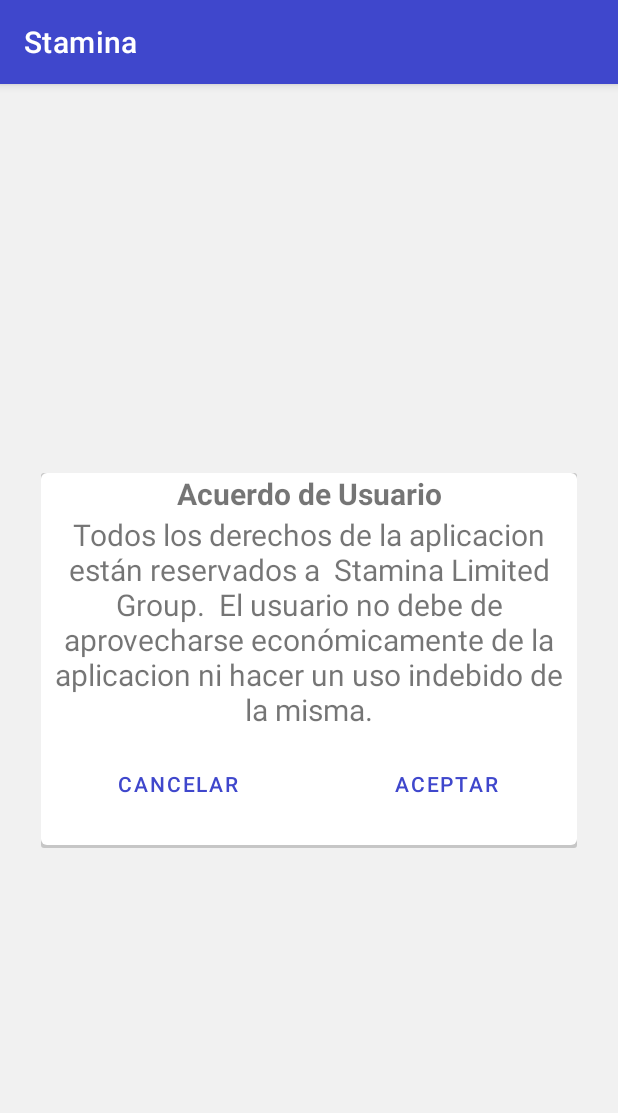
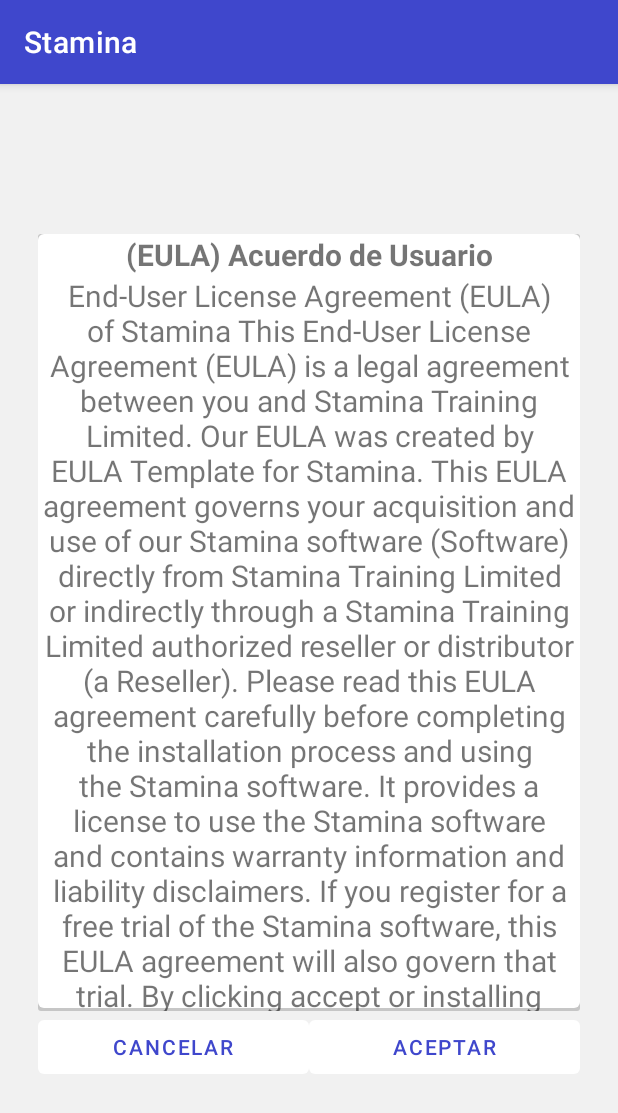
Before and after one commit to stamina-training-limited/stamina, an Android app: the screen it shows after launch (AgreementUser), on a phone screen of 412 x 824 dp. Shown: the top 1113 px of the screen. Run offline under Robolectric (Android 15) with nearby library versions, the phone set to English and light mode, and no system bars.

Commit message:
Actualización de acuerdo de usuario
Se incluye un EULA generado, y se mejora la interfaz que ahora permite realizar scroll

```diff
--- a/app/src/main/res/layout/activity_agreement_user.xml
+++ b/app/src/main/res/layout/activity_agreement_user.xml
@@ -7,8 +7,14 @@
     android:background="#F1F1F1">
 
     <LinearLayout
-        android:layout_width="357dp"
-        android:layout_height="250dp"
+        android:id="@+id/linearLayout"
+        android:layout_width="match_parent"
+        android:layout_height="match_parent"
+        android:layout_marginStart="25dp"
+        android:layout_marginTop="100dp"
+        android:layout_marginEnd="25dp"
+
+        android:layout_marginBottom="150dp"
         android:background="@drawable/border_shadow"
         android:orientation="vertical"
         app:layout_constraintBottom_toBottomOf="parent"
@@ -25,43 +31,49 @@
             android:textSize="20sp"
             android:textStyle="bold" />
 
+        <ScrollView
+            android:layout_width="match_parent"
+            android:layout_height="match_parent">
+
             <TextView
-            android:id="@+id/textView2"
+                android:id="@+id/contenido_eula"
                 android:layout_width="match_parent"
-            android:layout_height="156dp"
+                android:layout_height="match_parent"
                 android:text="@string/User_agreement_content"
                 android:textAlignment="center"
                 android:textSize="20sp" />
 
-        <LinearLayout
-            android:layout_width="match_parent"
-            android:layout_height="73dp"
-            android:orientation="horizontal"
-            tools:layout_editor_absoluteX="-92dp"
-            tools:layout_editor_absoluteY="423dp">
+        </ScrollView>
+    </LinearLayout>
 
     <Button
         android:id="@+id/btn_cancel_agreement_user"
         style="?android:attr/buttonBarButtonStyle"
-                android:layout_width="wrap_content"
+        android:layout_width="0dp"
         android:layout_height="wrap_content"
+        android:layout_marginStart="25dp"
         android:layout_weight="5"
         android:minHeight="48dp"
         android:text="@string/Cancel"
         android:textColor="@color/azul_stamina"
-                app:backgroundTint="#FFFFFF" />
+        app:backgroundTint="#FFFFFF"
+        app:layout_constraintEnd_toStartOf="@+id/btn_accept_agreement_user"
+        app:layout_constraintStart_toStartOf="parent"
+        app:layout_constraintTop_toBottomOf="@+id/linearLayout" />
 
     <Button
         android:id="@+id/btn_accept_agreement_user"
         style="?android:attr/buttonBarButtonStyle"
-                android:layout_width="wrap_content"
+        android:layout_width="0dp"
         android:layout_height="wrap_content"
+        android:layout_marginRight="25dp"
         android:layout_weight="5"
         android:minHeight="48dp"
         android:text="@string/Accept"
         android:textColor="@color/azul_stamina"
-                app:backgroundTint="#FFFFFF" />
-        </LinearLayout>
+        app:backgroundTint="#FFFFFF"
+        app:layout_constraintEnd_toEndOf="parent"
+        app:layout_constraintStart_toEndOf="@id/btn_cancel_agreement_user"
+        app:layout_constraintTop_toBottomOf="@+id/linearLayout" />
 
-    </LinearLayout>
 </androidx.constraintlayout.widget.ConstraintLayout>
--- a/app/src/main/res/values/strings.xml
+++ b/app/src/main/res/values/strings.xml
@@ -12,8 +12,44 @@
     <string name="title_edit_profile">Editar perfil</string>
 
     <!-- Agreements -->
-    <string name="User_agreement_title">Acuerdo de Usuario</string>
-    <string name="User_agreement_content">Todos los derechos de la aplicacion están reservados a <br /> Stamina Limited Group. <br /> El usuario no debe de aprovecharse económicamente de la aplicacion ni hacer un uso indebido de la misma.</string>
+    <string name="User_agreement_title">(EULA) Acuerdo de Usuario</string>
+    <string name="User_agreement_content">End-User License Agreement (EULA) of Stamina
+This End-User License Agreement ("EULA") is a legal agreement between you and Stamina Training Limited. Our EULA was created by EULA Template for Stamina.
+
+This EULA agreement governs your acquisition and use of our Stamina software ("Software") directly from Stamina Training Limited or indirectly through a Stamina Training Limited authorized reseller or distributor (a "Reseller").
+
+Please read this EULA agreement carefully before completing the installation process and using the Stamina software. It provides a license to use the Stamina software and contains warranty information and liability disclaimers.
+
+If you register for a free trial of the Stamina software, this EULA agreement will also govern that trial. By clicking "accept" or installing and/or using the Stamina software, you are confirming your acceptance of the Software and agreeing to become bound by the terms of this EULA agreement.
+
+If you are entering into this EULA agreement on behalf of a company or other legal entity, you represent that you have the authority to bind such entity and its affiliates to these terms and conditions. If you do not have such authority or if you do not agree with the terms and conditions of this EULA agreement, do not install or use the Software, and you must not accept this EULA agreement.
+
+This EULA agreement shall apply only to the Software supplied by Stamina Training Limited herewith regardless of whether other software is referred to or described herein. The terms also apply to any Stamina Training Limited updates, supplements, Internet-based services, and support services for the Software, unless other terms accompany those items on delivery. If so, those terms apply.
+
+License Grant
+Stamina Training Limited hereby grants you a personal, non-transferable, non-exclusive licence to use the Stamina software on your devices in accordance with the terms of this EULA agreement.
+
+You are permitted to load the Stamina software (for example a PC, laptop, mobile or tablet) under your control. You are responsible for ensuring your device meets the minimum requirements of the Stamina software.
+
+You are not permitted to:
+
+Edit, alter, modify, adapt, translate or otherwise change the whole or any part of the Software nor permit the whole or any part of the Software to be combined with or become incorporated in any other software, nor decompile, disassemble or reverse engineer the Software or attempt to do any such things
+Reproduce, copy, distribute, resell or otherwise use the Software for any commercial purpose
+Allow any third party to use the Software on behalf of or for the benefit of any third party
+Use the Software in any way which breaches any applicable local, national or international law
+use the Software for any purpose that Stamina Training Limited considers is a breach of this EULA agreement
+Intellectual Property and Ownership
+Stamina Training Limited shall at all times retain ownership of the Software as originally downloaded by you and all subsequent downloads of the Software by you. The Software (and the copyright, and other intellectual property rights of whatever nature in the Software, including any modifications made thereto) are and shall remain the property of Stamina Training Limited.
+
+Stamina Training Limited reserves the right to grant licences to use the Software to third parties.
+
+Termination
+This EULA agreement is effective from the date you first use the Software and shall continue until terminated. You may terminate it at any time upon written notice to Stamina Training Limited.
+
+It will also terminate immediately if you fail to comply with any term of this EULA agreement. Upon such termination, the licenses granted by this EULA agreement will immediately terminate and you agree to stop all access and use of the Software. The provisions that by their nature continue and survive will survive any termination of this EULA agreement.
+
+Governing Law
+This EULA agreement, and any dispute arising out of or in connection with this EULA agreement, shall be governed by and construed in accordance with the laws of es.</string>
     <string name="No_location_services">Sin servicios de localizacion. Actívelos en ajustes.</string>
 
     <!-- Authentication -->
```
Lines whose indentation alone changed are shown as unchanged.
